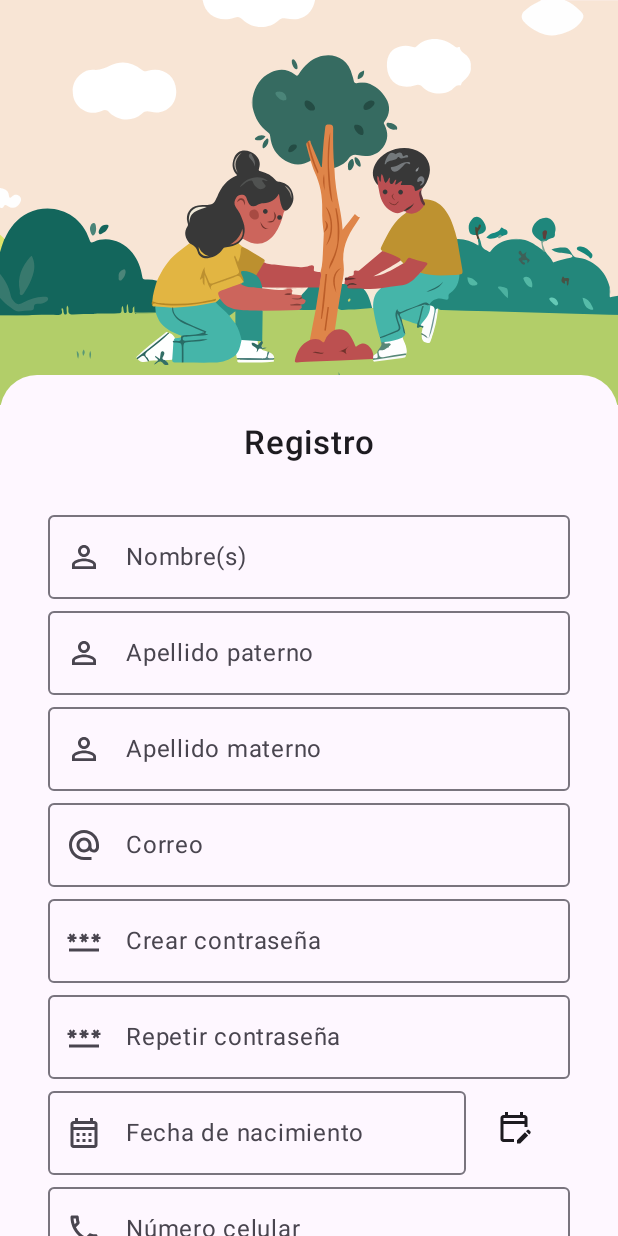
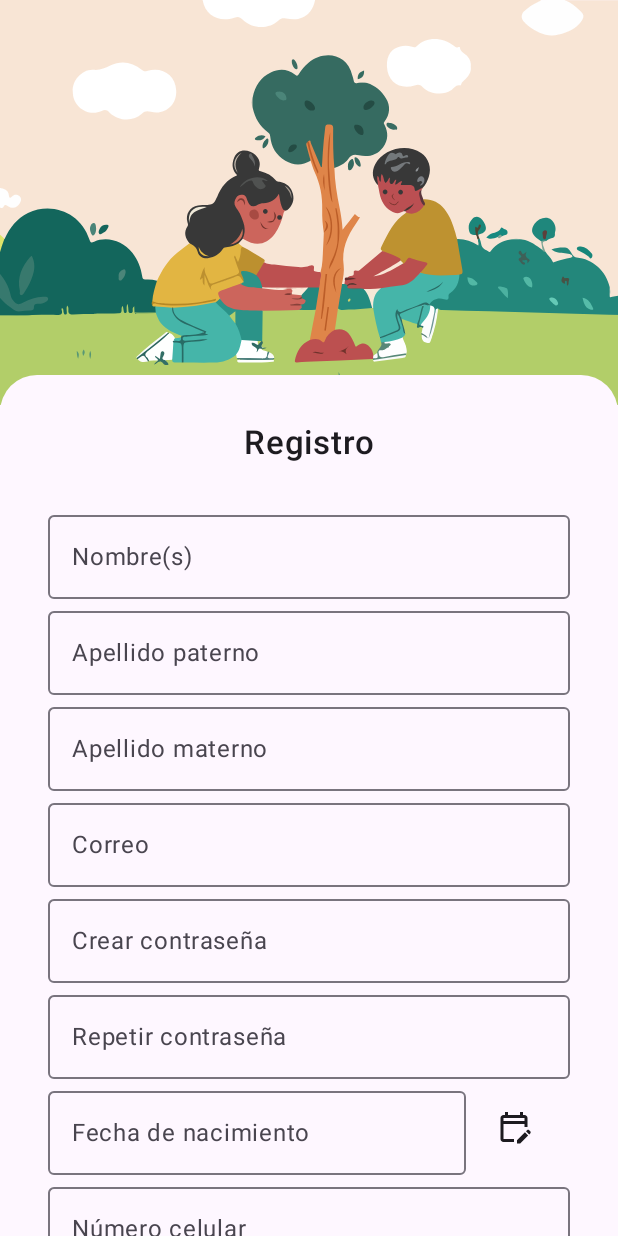
Before and after one commit to patyjs/Jetpack_UI_Adoptree, an Android app built with Jetpack Compose: the RegistroActivity screen opened directly, with no data from a screen before it, on a phone screen of 412 x 824 dp. Run offline under Robolectric (Android 15) with nearby library versions, the light colour scheme and no system bars.

Commit message:
se quitaron los iconos de los edit text de registro de usuario y se quito el campo curp

```diff
--- a/app/src/main/java/com/example/myapp/RegistroActivity.kt
+++ b/app/src/main/java/com/example/myapp/RegistroActivity.kt
@@ -50,7 +50,7 @@ import androidx.compose.ui.tooling.preview.Preview
 import androidx.compose.ui.unit.dp
 import androidx.compose.ui.unit.sp
 import com.example.compose.AdoptTheme
-//import com.example.myapp.ui.theme.MyappTheme
+
 
 class RegistroActivity : ComponentActivity() {
     override fun onCreate(savedInstanceState: Bundle?) {
@@ -81,7 +81,7 @@ fun InitializeRegistroUI(name: String,darktheme: Boolean, modifier: Modifier = M
     var password_txt by remember { mutableStateOf("") }
     var password2_txt by remember { mutableStateOf("") }
     var cel_txt by remember { mutableStateOf("") }
-    var curp_txt by remember { mutableStateOf("") }
+    //var curp_txt by remember { mutableStateOf("") }
     var selectedDateText by remember { mutableStateOf("") }
 
 // SE INICIALIZA UNA VARIABLE CON UN OBJETO DEL TIPO DATEPICKERDIALOG, CON UNA FECHA PREDETERMINADA DE 01/06/2022
@@ -152,11 +152,11 @@ fun InitializeRegistroUI(name: String,darktheme: Boolean, modifier: Modifier = M
                         .fillMaxWidth(),
                     value = name_txt,
                     label = { Text( "Nombre(s)") },
-                    leadingIcon = {
-                        Icon(
-                            painterResource(id = R.drawable.persona_24),
-                            contentDescription = null)
-                    },
+                    //leadingIcon = {
+                        //Icon(
+                          //  painterResource(id = R.drawable.persona_24),
+                          //contentDescription = null)
+                   // },
                     onValueChange = { entry ->
                         name_txt = entry
                     })
@@ -165,11 +165,11 @@ fun InitializeRegistroUI(name: String,darktheme: Boolean, modifier: Modifier = M
                         .fillMaxWidth(),
                     value = pat_txt,
                     label = { Text( "Apellido paterno") },
-                    leadingIcon = {
-                        Icon(
-                            painterResource(id = R.drawable.persona_24),
-                            contentDescription = null)
-                    },
+                    // leadingIcon = {
+                        // Icon(
+                           // painterResource(id = R.drawable.persona_24),
+                           // contentDescription = null)
+                   // },
                     onValueChange = { entry ->
                         pat_txt = entry
                     })
@@ -178,11 +178,11 @@ fun InitializeRegistroUI(name: String,darktheme: Boolean, modifier: Modifier = M
                         .fillMaxWidth(),
                     value = mat_txt,
                     label = { Text( "Apellido materno") },
-                    leadingIcon = {
-                        Icon(
-                            painterResource(id = R.drawable.persona_24),
-                            contentDescription = null)
-                    },
+                   // leadingIcon = {
+                      //  Icon(
+                        //    painterResource(id = R.drawable.persona_24),
+                        //    contentDescription = null)
+                    // },
                     onValueChange = { entry ->
                         mat_txt = entry
                     })
@@ -191,11 +191,11 @@ fun InitializeRegistroUI(name: String,darktheme: Boolean, modifier: Modifier = M
                         .fillMaxWidth(),
                     value = email_txt,
                     label = { Text( "Correo") },
-                    leadingIcon = {
-                        Icon(
-                            painterResource(id = R.drawable.arroba_email_24),
-                            contentDescription = null)
-                    },
+                   // leadingIcon = {
+                     //   Icon(
+                       //     painterResource(id = R.drawable.arroba_email_24),
+                         //   contentDescription = null)
+                   // },
                     onValueChange = { entry ->
                         email_txt = entry
                     })
@@ -206,11 +206,11 @@ fun InitializeRegistroUI(name: String,darktheme: Boolean, modifier: Modifier = M
                     value = password_txt,
                     label = { Text( "Crear contraseña") },
                     visualTransformation = PasswordVisualTransformation(),
-                    leadingIcon = {
-                        Icon(
-                            painterResource(id = R.drawable.password_24),
-                            contentDescription = null)
-                    },
+                  //  leadingIcon = {
+                    //    Icon(
+                      //      painterResource(id = R.drawable.password_24),
+                       //     contentDescription = null)
+                   // },
                     onValueChange = { entry ->
                         password_txt = entry
                     })
@@ -221,11 +221,11 @@ fun InitializeRegistroUI(name: String,darktheme: Boolean, modifier: Modifier = M
                     value = password2_txt,
                     label = { Text( "Repetir contraseña") },
                     visualTransformation = PasswordVisualTransformation(),
-                    leadingIcon = {
-                        Icon(
-                            painterResource(id = R.drawable.password_24),
-                            contentDescription = null)
-                    },
+                   // leadingIcon = {
+                     //   Icon(
+                        //    painterResource(id = R.drawable.password_24),
+                          //  contentDescription = null)
+                   // },
                     onValueChange = { entry ->
                         password2_txt = entry
                     })
@@ -240,11 +240,11 @@ fun InitializeRegistroUI(name: String,darktheme: Boolean, modifier: Modifier = M
 
                         value = selectedDateText,
                         label = { Text( "Fecha de nacimiento" ) },
-                        leadingIcon = {
-                            Icon(
-                                painterResource(id = R.drawable.calendar_month_24),
-                                contentDescription = null)
-                        },
+                       // leadingIcon = {
+                         //   Icon(
+                           //     painterResource(id = R.drawable.calendar_month_24),
+                         //       contentDescription = null)
+                       // },
                         onValueChange = { entry ->
                             password_txt = entry
                         })
@@ -273,28 +273,28 @@ fun InitializeRegistroUI(name: String,darktheme: Boolean, modifier: Modifier = M
                         .fillMaxWidth(),
                     value = cel_txt,
                     label = { Text( "Número celular") },
-                    leadingIcon = {
-                        Icon(
-                            painterResource(id = R.drawable.phone_24),
-                            contentDescription = null)
-                    },
+                   // leadingIcon = {
+                   //     Icon(
+                      //      painterResource(id = R.drawable.phone_24),
+                      //      contentDescription = null)
+                  //  },
                     onValueChange = { entry ->
                         cel_txt = entry
                     })
 
-                OutlinedTextField(
-                    modifier = Modifier
-                        .fillMaxWidth(),
-                    value = curp_txt,
-                    label = { Text( "Curp") },
-                    leadingIcon = {
-                        Icon(
-                            painterResource(id = R.drawable.curp_24),
-                            contentDescription = null)
-                    },
-                    onValueChange = { entry ->
-                        curp_txt = entry
-                    })
+                // OutlinedTextField(
+                   // modifier = Modifier
+                      // .fillMaxWidth(),
+                  //  value = curp_txt,
+                 //   label = { Text( "Curp") },
+                  //  leadingIcon = {
+                    //    Icon(
+                     //       painterResource(id = R.drawable.curp_24),
+                  //          contentDescription = null)
+                  //  },
+                   // onValueChange = { entry ->
+                    //    curp_txt = entry
+                   // })
 
                 Button(
                     modifier = Modifier
```
